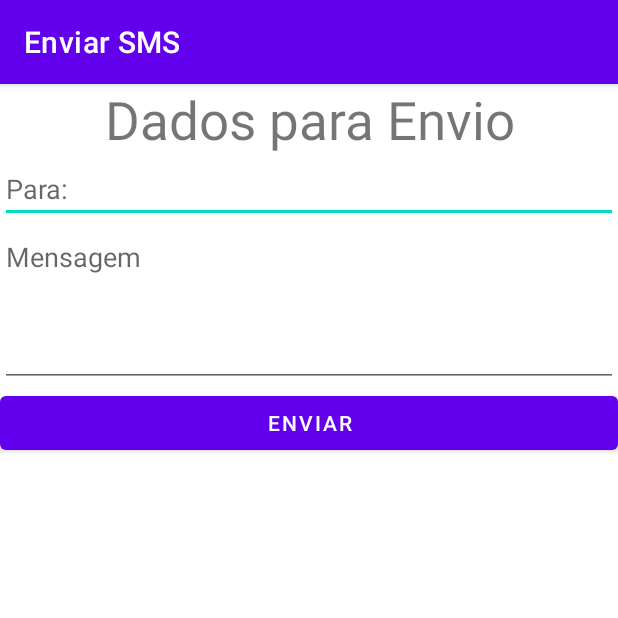
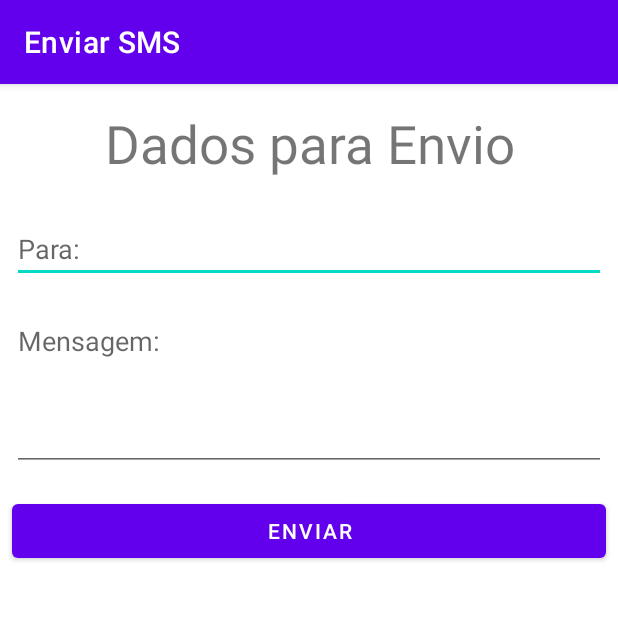
Before and after one commit to anamux/SendSMS, an Android app: the screen it shows after launch (MainActivity), on a phone screen of 412 x 824 dp, the top half of it. Run offline under Robolectric (Android 15) with nearby library versions, the phone set to English and light mode, and no system bars.

Commit message:
Melhorando layout.

```diff
--- a/app/src/main/res/layout/activity_main.xml
+++ b/app/src/main/res/layout/activity_main.xml
@@ -12,6 +12,7 @@
         android:layout_width="match_parent"
         android:layout_height="wrap_content"
         android:gravity="center"
+        android:layout_margin="16sp"
         android:text="@string/dados_para_envio"
         android:textSize="35sp"/>
 
@@ -21,6 +22,7 @@
         android:layout_width="match_parent"
         android:layout_height="wrap_content"
         android:ems="10"
+        android:layout_margin="8sp"
         android:hint="@string/para"
         android:inputType="phone" />
 
@@ -30,6 +32,7 @@
         android:layout_height="wrap_content"
         android:ems="10"
         android:hint="@string/mensagem"
+        android:layout_margin="8sp"
         android:gravity="start|top"
         android:lines="4"
         android:inputType="textMultiLine" />
@@ -38,6 +41,7 @@
         android:id="@+id/btnSend"
         android:layout_width="match_parent"
         android:layout_height="wrap_content"
+        android:layout_margin="8sp"
         android:text="@string/enviar"/>
 
 </LinearLayout>
--- a/app/src/main/res/values/strings.xml
+++ b/app/src/main/res/values/strings.xml
@@ -2,6 +2,6 @@
     <string name="app_name">Enviar SMS</string>
     <string name="dados_para_envio">Dados para Envio</string>
     <string name="para">Para:</string>
-    <string name="mensagem">Mensagem</string>
+    <string name="mensagem">Mensagem:</string>
     <string name="enviar">Enviar</string>
 </resources>
```
